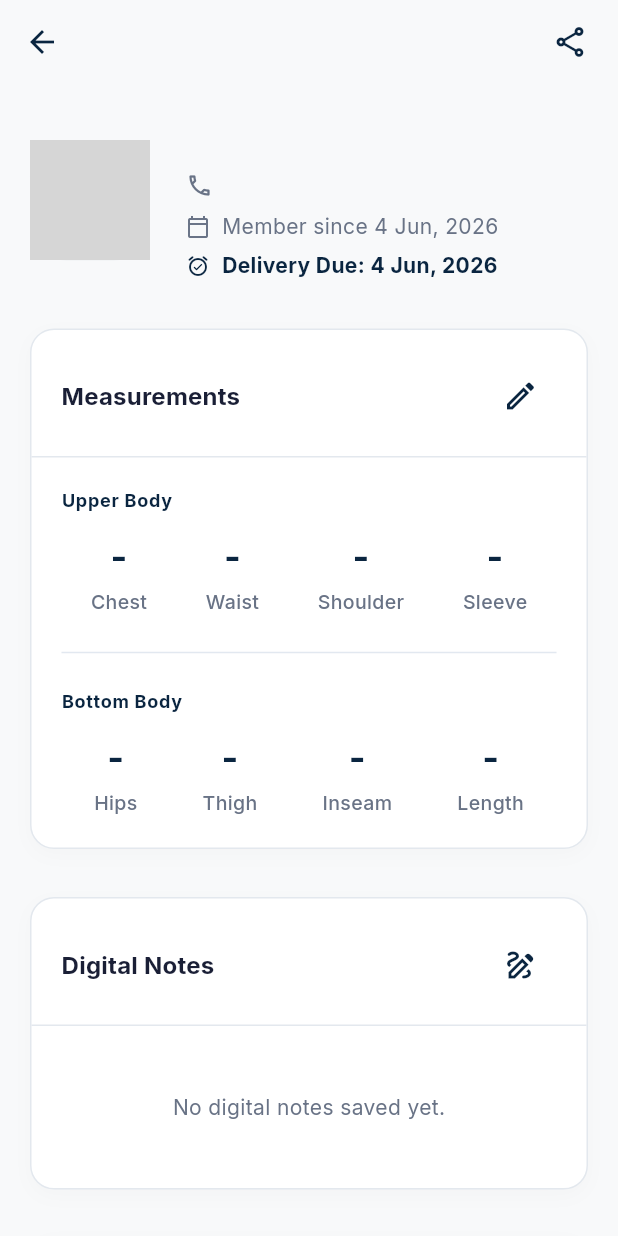
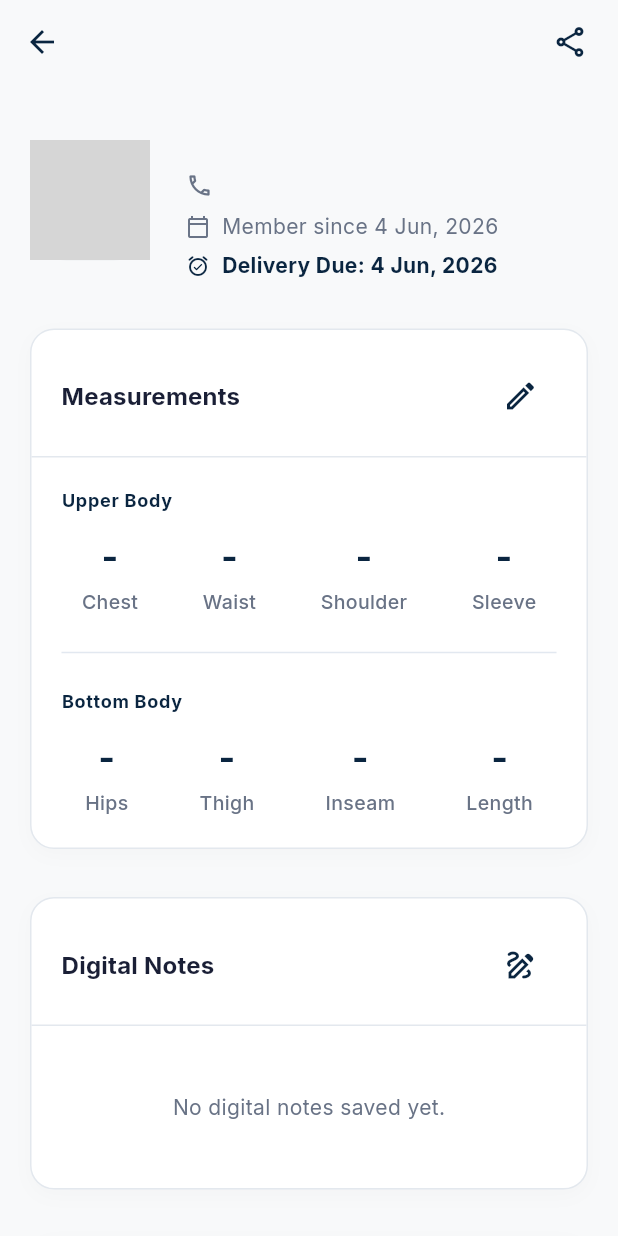
Before and after one commit to Prajwalkatare1601/soulfashion, a Flutter app: the CustomerDetailScreen screen opened directly with empty values, on a phone screen of 412 x 824 dp. Run offline on Flutter 3.47's test engine with Material 3 defaults, Android fonts, the phone set to English and light mode, and no system bars; our stand-ins replace google_fonts, image_picker, supabase_flutter; accounts and stored records are empty; network calls fail; grey boxes are pictures that could not be loaded.

Commit message:
style: Prevent layout overflow and overlap on narrow screens

```diff
--- a/lib/screens/customer_detail_screen.dart
+++ b/lib/screens/customer_detail_screen.dart
@@ -415,14 +415,19 @@ class _CustomerDetailScreenState extends State<CustomerDetailScreen> {
                   ),
                 ),
                 const SizedBox(height: 12),
-                Row(
-                  mainAxisAlignment: MainAxisAlignment.spaceAround,
+                SizedBox(
+                  width: double.infinity,
+                  child: Wrap(
+                    alignment: WrapAlignment.spaceAround,
+                    spacing: 16,
+                    runSpacing: 12,
                     children: [
                       _MeasurementValue(label: 'Chest', value: _measurement!.chest),
                       _MeasurementValue(label: 'Waist', value: _measurement!.waist),
                       _MeasurementValue(label: 'Shoulder', value: _measurement!.shoulder),
                       _MeasurementValue(label: 'Sleeve', value: _measurement!.sleeve),
                     ],
+                  ),
                 ),
                 if (_measurement!.hips != null ||
                     _measurement!.thigh != null ||
@@ -442,14 +447,19 @@ class _CustomerDetailScreenState extends State<CustomerDetailScreen> {
                     ),
                   ),
                   const SizedBox(height: 12),
-                  Row(
-                    mainAxisAlignment: MainAxisAlignment.spaceAround,
+                  SizedBox(
+                    width: double.infinity,
+                    child: Wrap(
+                      alignment: WrapAlignment.spaceAround,
+                      spacing: 16,
+                      runSpacing: 12,
                       children: [
                         _MeasurementValue(label: 'Hips', value: _measurement!.hips),
                         _MeasurementValue(label: 'Thigh', value: _measurement!.thigh),
                         _MeasurementValue(label: 'Inseam', value: _measurement!.inseam),
                         _MeasurementValue(label: 'Length', value: _measurement!.length),
                       ],
+                    ),
                   ),
                 ],
               ],
```
Also changed, not shown: lib/screens/scribble_screen.dart (+29 -11 lines). Lines whose indentation alone changed are shown as unchanged.
